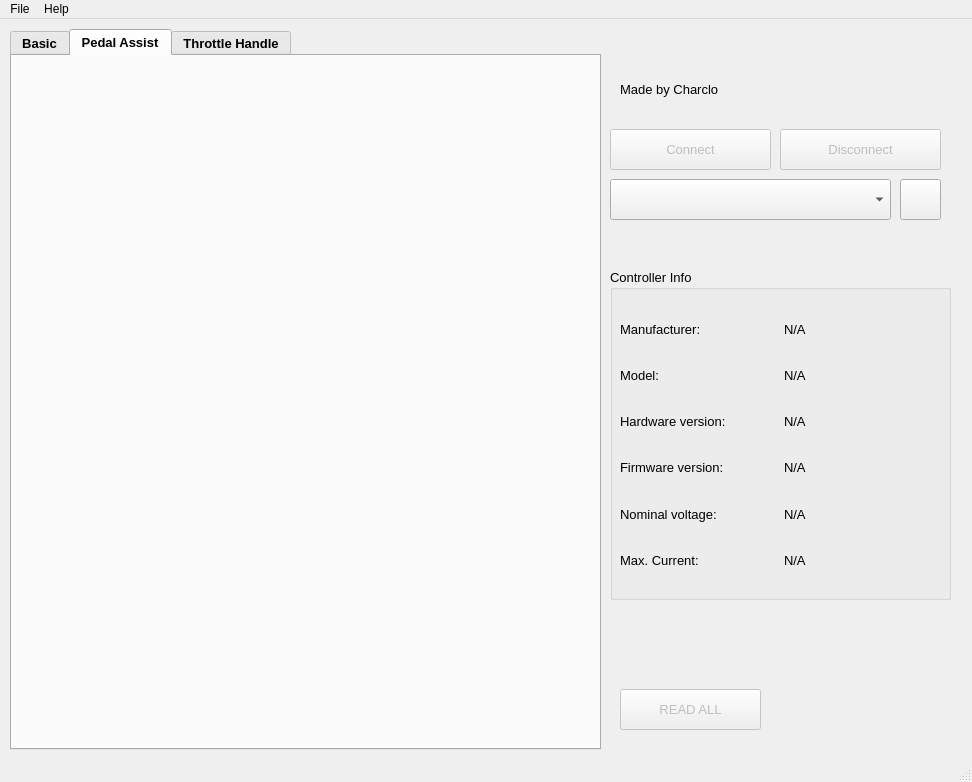
charclo/bafang-tuner, file BafangTuner.ui: the form before one commit.
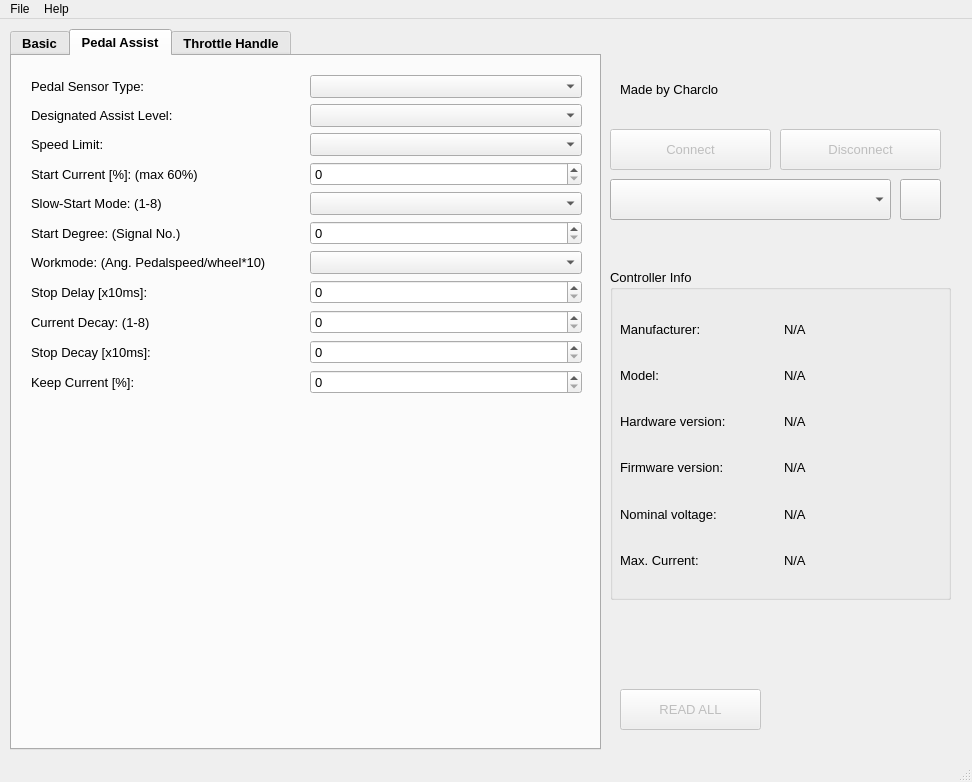
The form after the commit. The open tabs and pages were chosen to show the change. Icons and pictures are not drawn.

Commit message: UI changes, pedal assist and throttle handle

Patch:
```diff
--- a/BafangTuner.ui
+++ b/BafangTuner.ui
@@ -1118,6 +1118,204 @@
      <attribute name="title">
       <string>Pedal Assist</string>
      </attribute>
+     <widget class="QWidget" name="gridLayoutWidget">
+      <property name="geometry">
+       <rect>
+        <x>19</x>
+        <y>19</y>
+        <width>551</width>
+        <height>321</height>
+       </rect>
+      </property>
+      <property name="font">
+       <font>
+        <weight>50</weight>
+        <bold>false</bold>
+       </font>
+      </property>
+      <layout class="QGridLayout" name="gridLayout_4">
+       <item row="6" column="1">
+        <widget class="QComboBox" name="comboBox_4"/>
+       </item>
+       <item row="7" column="1">
+        <widget class="QSpinBox" name="spinBox_3"/>
+       </item>
+       <item row="4" column="1">
+        <widget class="QComboBox" name="comboBox"/>
+       </item>
+       <item row="10" column="0">
+        <widget class="QLabel" name="label_29">
+         <property name="text">
+          <string>Keep Current [%]:</string>
+         </property>
+        </widget>
+       </item>
+       <item row="8" column="1">
+        <widget class="QSpinBox" name="spinBox_4"/>
+       </item>
+       <item row="9" column="1">
+        <widget class="QSpinBox" name="spinBox_5"/>
+       </item>
+       <item row="10" column="1">
+        <widget class="QSpinBox" name="spinBox_6"/>
+       </item>
+       <item row="3" column="1">
+        <widget class="QSpinBox" name="spinBox"/>
+       </item>
+       <item row="5" column="1">
+        <widget class="QSpinBox" name="spinBox_2"/>
+       </item>
+       <item row="0" column="0">
+        <widget class="QLabel" name="label_pedal_sensor_type">
+         <property name="font">
+          <font>
+           <weight>50</weight>
+           <bold>false</bold>
+          </font>
+         </property>
+         <property name="text">
+          <string>Pedal Sensor Type:</string>
+         </property>
+        </widget>
+       </item>
+       <item row="1" column="0">
+        <widget class="QLabel" name="label_20">
+         <property name="font">
+          <font>
+           <weight>50</weight>
+           <bold>false</bold>
+          </font>
+         </property>
+         <property name="text">
+          <string>Designated Assist Level:</string>
+         </property>
+        </widget>
+       </item>
+       <item row="2" column="0">
+        <widget class="QLabel" name="label_22">
+         <property name="font">
+          <font>
+           <weight>50</weight>
+           <bold>false</bold>
+          </font>
+         </property>
+         <property name="text">
+          <string>Speed Limit:</string>
+         </property>
+        </widget>
+       </item>
+       <item row="1" column="1">
+        <widget class="QComboBox" name="comboBox_2"/>
+       </item>
+       <item row="5" column="0">
+        <widget class="QLabel" name="label_25">
+         <property name="font">
+          <font>
+           <weight>50</weight>
+           <bold>false</bold>
+          </font>
+         </property>
+         <property name="text">
+          <string>Start Degree: (Signal No.)</string>
+         </property>
+        </widget>
+       </item>
+       <item row="3" column="0">
+        <widget class="QLabel" name="label_23">
+         <property name="font">
+          <font>
+           <weight>50</weight>
+           <bold>false</bold>
+          </font>
+         </property>
+         <property name="text">
+          <string>Start Current [%]: (max 60%)</string>
+         </property>
+        </widget>
+       </item>
+       <item row="4" column="0">
+        <widget class="QLabel" name="label_24">
+         <property name="font">
+          <font>
+           <weight>50</weight>
+           <bold>false</bold>
+          </font>
+         </property>
+         <property name="text">
+          <string>Slow-Start Mode: (1-8)</string>
+         </property>
+        </widget>
+       </item>
+       <item row="7" column="0">
+        <widget class="QLabel" name="label_27">
+         <property name="font">
+          <font>
+           <weight>50</weight>
+           <bold>false</bold>
+          </font>
+         </property>
+         <property name="text">
+          <string>Stop Delay [x10ms]:</string>
+         </property>
+        </widget>
+       </item>
+       <item row="8" column="0">
+        <widget class="QLabel" name="label_28">
+         <property name="font">
+          <font>
+           <weight>50</weight>
+           <bold>false</bold>
+          </font>
+         </property>
+         <property name="text">
+          <string>Current Decay: (1-8)</string>
+         </property>
+        </widget>
+       </item>
+       <item row="0" column="1">
+        <widget class="QComboBox" name="comboBox_pedal_sensor_type"/>
+       </item>
+       <item row="6" column="0">
+        <widget class="QLabel" name="label_26">
+         <property name="font">
+          <font>
+           <weight>50</weight>
+           <bold>false</bold>
+          </font>
+         </property>
+         <property name="text">
+          <string>Workmode: (Ang. Pedalspeed/wheel*10)</string>
+         </property>
+        </widget>
+       </item>
+       <item row="2" column="1">
+        <widget class="QComboBox" name="comboBox_3"/>
+       </item>
+       <item row="9" column="0">
+        <widget class="QLabel" name="label_21">
+         <property name="text">
+          <string>Stop Decay [x10ms]:</string>
+         </property>
+        </widget>
+       </item>
+      </layout>
+     </widget>
+     <widget class="QLabel" name="label_30">
+      <property name="geometry">
+       <rect>
+        <x>20</x>
+        <y>350</y>
+        <width>391</width>
+        <height>231</height>
+       </rect>
+      </property>
+      <property name="text">
+       <string/>
+      </property>
+      <property name="pixmap">
+       <pixmap resource="icons/background.qrc">:/newPrefix/SchemaPA.JPG</pixmap>
+      </property>
+     </widget>
     </widget>
     <widget class="QWidget" name="tabThrottle">
      <attribute name="title">
```
Left out of the diff: 258 changed lines with no effect on the pictures. The commit also changes 5 other files.
